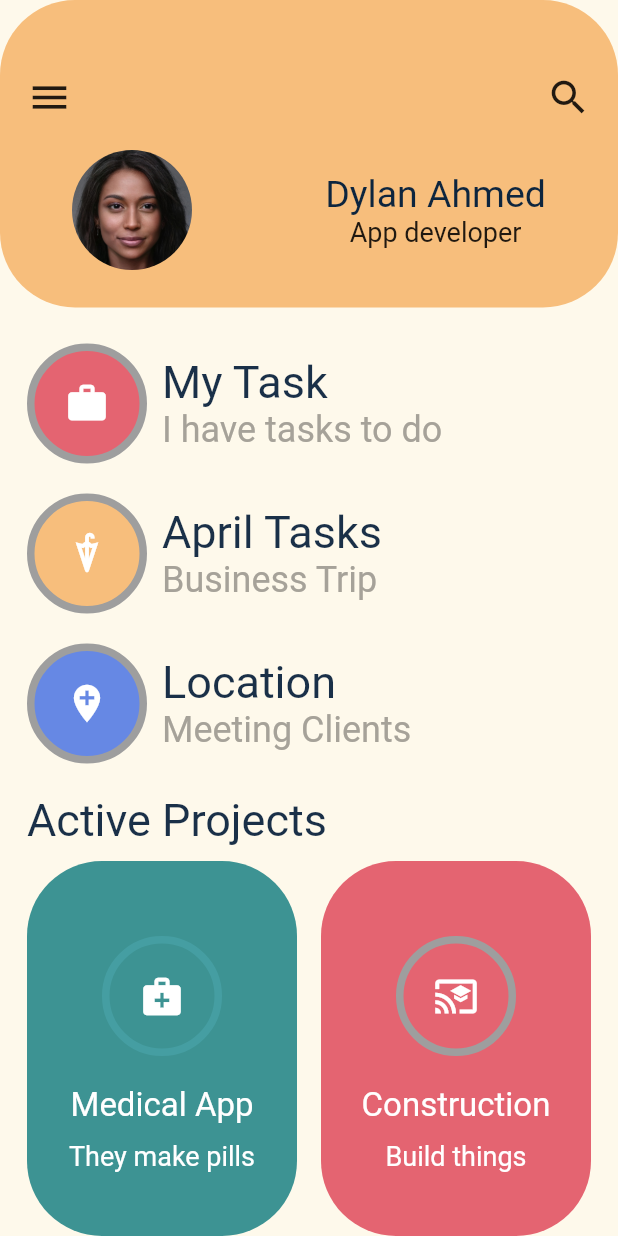
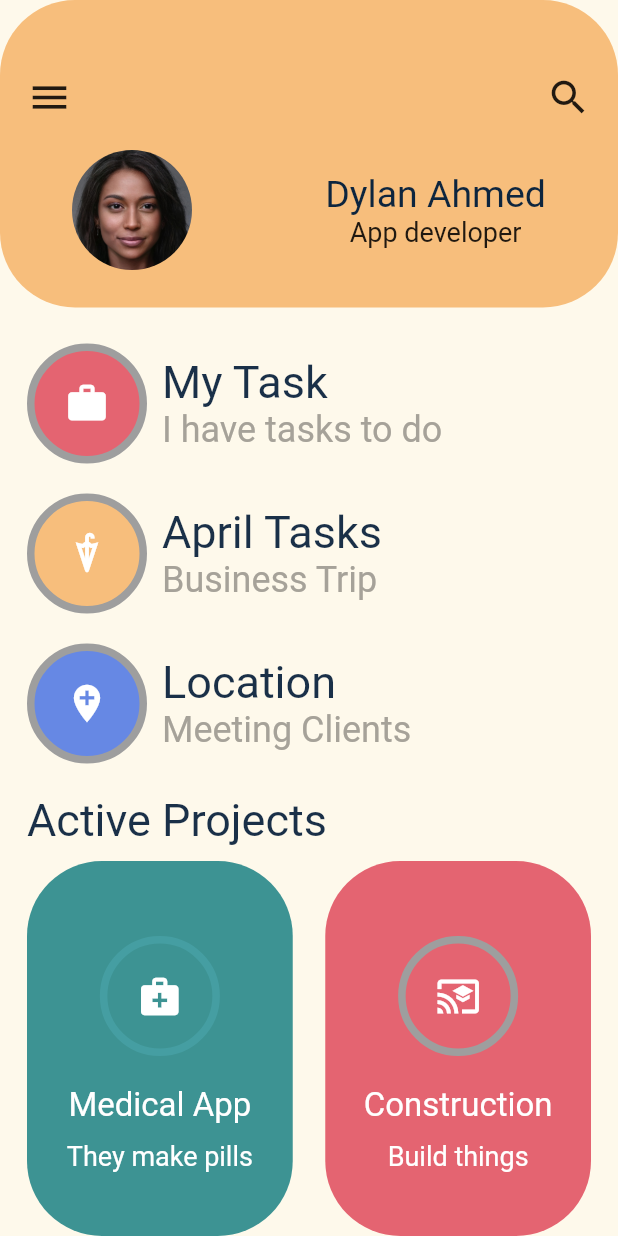
Before and after one commit to lukechoi14/first_flutter_app, a Flutter app: the About widget shown alone on an empty page, opened directly, scrolled down 96 dp, on a phone screen of 412 x 824 dp. Run offline on Flutter 3.47's test engine with Material 2 defaults, Android fonts, the phone set to English and light mode, and no system bars.

Commit message:
overflow fix using MediaQuery

```diff
--- a/lib/about.dart
+++ b/lib/about.dart
@@ -7,6 +7,7 @@ class About extends StatelessWidget {
 
   @override
   Widget build(BuildContext context) {
+    final size = MediaQuery.of(context).size;
     return Container(
       color: const Color(0xFFfef9eb),
       child: Column(
@@ -119,7 +120,7 @@ class About extends StatelessWidget {
                     mainAxisAlignment: MainAxisAlignment.spaceBetween,
                     children: [
                       Container(
-                        width:180,
+                        width:size.width*0.43,
                         height:250,
                         decoration: const BoxDecoration(
                           borderRadius: BorderRadius.all(Radius.circular(50)),
@@ -138,7 +139,7 @@ class About extends StatelessWidget {
                         ),
                       ),
                       Container(
-                        width:180,
+                        width:size.width*0.43,
                         height:250,
                         decoration: const BoxDecoration(
                             borderRadius: BorderRadius.all(Radius.circular(50)),
```
Also changed, not shown: pubspec.lock, 2 other files.
